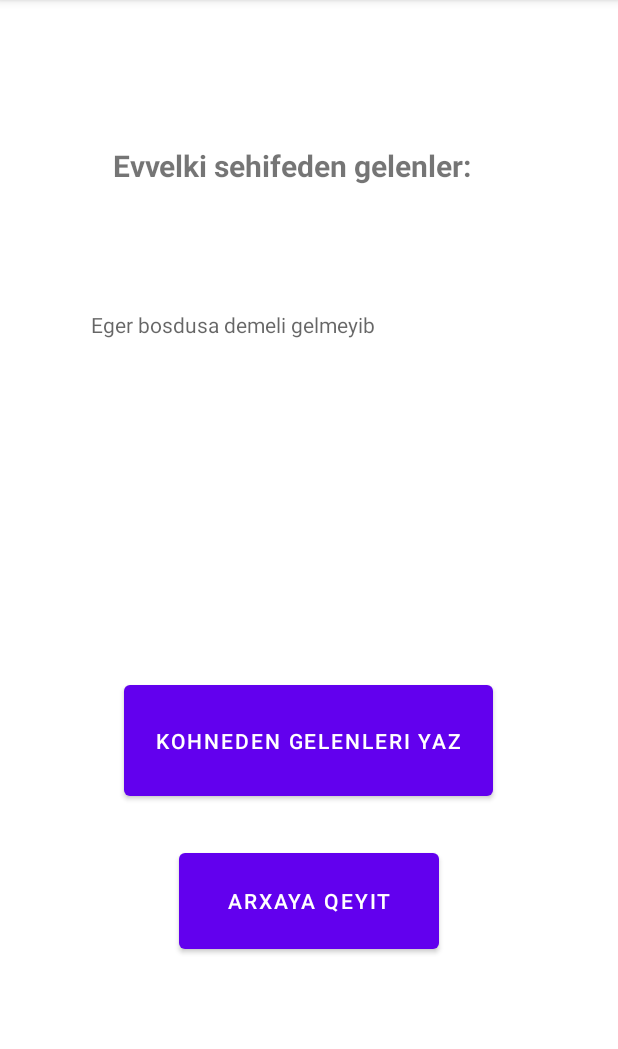
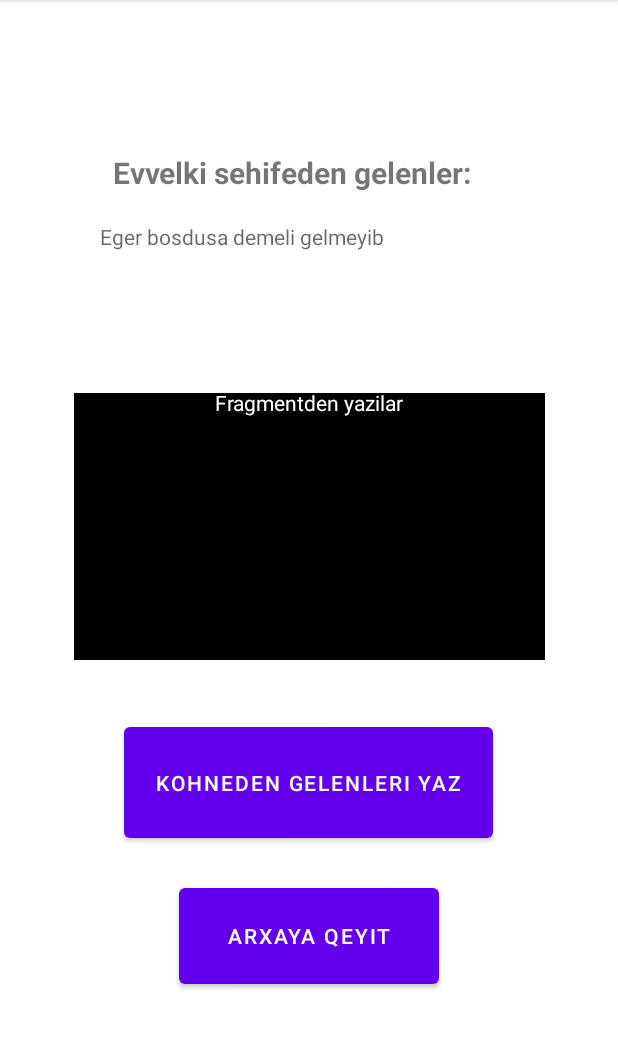
Before and after one commit to JafarAkaAlien/GitPractice, an Android app: the NextPage screen opened directly, with no data from a screen before it, on a phone screen of 412 x 824 dp, the part 84-1133 px from its top. Run offline under Robolectric (Android 15) with nearby library versions, the phone set to English and light mode, and no system bars.

Commit message:
Fragment

```diff
--- a/app/build.gradle
+++ b/app/build.gradle
@@ -1,6 +1,7 @@
 plugins {
     id 'com.android.application'
     id 'org.jetbrains.kotlin.android'
+    id 'com.google.android.libraries.mapsplatform.secrets-gradle-plugin'
 }
 
 android {
@@ -41,6 +42,7 @@ dependencies {
     implementation 'androidx.appcompat:appcompat:1.6.1'
     implementation 'com.google.android.material:material:1.8.0'
     implementation 'androidx.constraintlayout:constraintlayout:2.1.4'
+    implementation 'com.google.android.gms:play-services-maps:18.1.0'
     testImplementation 'junit:junit:4.13.2'
     androidTestImplementation 'androidx.test.ext:junit:1.1.5'
     androidTestImplementation 'androidx.test.espresso:espresso-core:3.5.1'
--- a/app/src/main/AndroidManifest.xml
+++ b/app/src/main/AndroidManifest.xml
@@ -12,6 +12,22 @@
         android:supportsRtl="true"
         android:theme="@style/Theme.GitPractice"
         tools:targetApi="31">
+
+        <!--
+             TODO: Before you run your application, you need a Google Maps API key.
+
+             To get one, follow the directions here:
+
+                https://developers.google.com/maps/documentation/android-sdk/get-api-key
+
+             Once you have your API key (it starts with "AIza"), define a new property in your
+             project's local.properties file (e.g. MAPS_API_KEY=Aiza...), and replace the
+             "YOUR_API_KEY" string in this file with "${MAPS_API_KEY}".
+        -->
+        <meta-data
+            android:name="com.google.android.geo.API_KEY"
+            android:value="YOUR_API_KEY" />
+
         <activity
             android:name=".NextPage"
             android:exported="false">
--- /dev/null
+++ b/app/src/main/java/com/leblebi/gitpractice/MapsFragment.kt
@@ -0,0 +1,29 @@
+package com.leblebi.gitpractice
+
+import androidx.fragment.app.Fragment
+
+import android.os.Bundle
+import android.view.LayoutInflater
+import android.view.View
+import android.view.ViewGroup
+
+import com.google.android.gms.maps.CameraUpdateFactory
+import com.google.android.gms.maps.GoogleMap
+import com.google.android.gms.maps.OnMapReadyCallback
+import com.google.android.gms.maps.SupportMapFragment
+import com.google.android.gms.maps.model.LatLng
+import com.google.android.gms.maps.model.MarkerOptions
+
+class MapsFragment : Fragment() {
+
+
+
+    override fun onCreateView(
+        inflater: LayoutInflater,
+        container: ViewGroup?,
+        savedInstanceState: Bundle?
+    ): View? {
+        return inflater.inflate(R.layout.fragment_maps, container, false)
+    }
+
+}
--- a/app/src/main/java/com/leblebi/gitpractice/NextPage.kt
+++ b/app/src/main/java/com/leblebi/gitpractice/NextPage.kt
@@ -14,7 +14,7 @@ class NextPage : AppCompatActivity() {
         super.onCreate(savedInstanceState)
         setContentView(R.layout.activity_next_page)
 
-
+        ///////////////////// Buttons /////////////////////
         binding = ActivityNextPageBinding.inflate(layoutInflater)
         val view = binding.root
         setContentView(view)
@@ -29,5 +29,13 @@ class NextPage : AppCompatActivity() {
 
             binding.yaziyeri.text = text
         }
+
+        ///////////////////// Fragment ////////////////////////
+        val fragmentManager = supportFragmentManager
+        val fragmentTransaction = fragmentManager.beginTransaction()
+        val fragment = MapsFragment()
+        fragmentTransaction.add(R.id.frameforFrag,fragment)
+        fragmentTransaction.commit()
+
     }
 }
--- a/app/src/main/res/layout/activity_next_page.xml
+++ b/app/src/main/res/layout/activity_next_page.xml
@@ -10,12 +10,13 @@
         android:id="@+id/buttonKecid"
         android:layout_width="173dp"
         android:layout_height="76dp"
+        android:layout_marginTop="18dp"
         android:text="Arxaya qeyit"
         app:layout_constraintBottom_toBottomOf="parent"
         app:layout_constraintEnd_toEndOf="parent"
         app:layout_constraintStart_toStartOf="parent"
-        app:layout_constraintTop_toTopOf="parent"
-        app:layout_constraintVertical_bias="0.813" />
+        app:layout_constraintTop_toBottomOf="@+id/yazici"
+        app:layout_constraintVertical_bias="0.03" />
 
     <TextView
         android:id="@+id/textView"
@@ -32,16 +33,14 @@
 
     <TextView
         android:id="@+id/yaziyeri"
-        android:layout_width="290dp"
-        android:layout_height="136dp"
+        android:layout_width="279dp"
+        android:layout_height="56dp"
+        android:hint="Eger bosdusa demeli gelmeyib"
         app:layout_constraintBottom_toBottomOf="parent"
         app:layout_constraintEnd_toEndOf="parent"
-        app:layout_constraintHorizontal_bias="0.495"
         app:layout_constraintStart_toStartOf="parent"
         app:layout_constraintTop_toTopOf="parent"
-        app:layout_constraintVertical_bias="0.327"
-        android:hint="Eger bosdusa demeli gelmeyib"
-        />
+        app:layout_constraintVertical_bias="0.208" />
 
     <Button
         android:id="@+id/yazici"
@@ -50,8 +49,22 @@
         android:text="Kohneden gelenleri yaz"
         app:layout_constraintBottom_toBottomOf="parent"
         app:layout_constraintEnd_toEndOf="parent"
-        app:layout_constraintHorizontal_bias="0.498"
+        app:layout_constraintHorizontal_bias="0.496"
         app:layout_constraintStart_toStartOf="parent"
         app:layout_constraintTop_toTopOf="parent"
-        app:layout_constraintVertical_bias="0.661" />
+        app:layout_constraintVertical_bias="0.702" />
+
+    <FrameLayout
+        android:id="@+id/frameforFrag"
+        android:layout_width="319dp"
+        android:layout_height="178dp"
+        android:layout_marginStart="30dp"
+        android:layout_marginEnd="30dp"
+        app:layout_constraintBottom_toTopOf="@+id/yazici"
+        app:layout_constraintEnd_toEndOf="parent"
+        app:layout_constraintStart_toStartOf="parent"
+        app:layout_constraintTop_toBottomOf="@+id/yaziyeri"
+        app:layout_constraintVertical_bias="0.602" />
+
+
 </androidx.constraintlayout.widget.ConstraintLayout>
--- /dev/null
+++ b/app/src/main/res/layout/fragment_maps.xml
@@ -0,0 +1,20 @@
+<?xml version="1.0" encoding="utf-8"?>
+<androidx.constraintlayout.widget.ConstraintLayout xmlns:android="http://schemas.android.com/apk/res/android"
+    xmlns:app="http://schemas.android.com/apk/res-auto"
+    xmlns:tools="http://schemas.android.com/tools"
+    android:layout_width="match_parent"
+    android:layout_height="match_parent">
+
+    <TextView
+        android:id="@+id/textView2"
+        android:layout_width="314dp"
+        android:layout_height="186dp"
+        android:background="@color/black"
+        android:text="Fragmentden yazilar"
+        android:textAlignment="center"
+        android:textColor="@color/white"
+        app:layout_constraintBottom_toBottomOf="parent"
+        app:layout_constraintEnd_toEndOf="parent"
+        app:layout_constraintStart_toStartOf="parent"
+        app:layout_constraintTop_toTopOf="parent" />
+</androidx.constraintlayout.widget.ConstraintLayout>
--- a/build.gradle
+++ b/build.gradle
@@ -3,4 +3,5 @@ plugins {
     id 'com.android.application' version '7.3.1' apply false
     id 'com.android.library' version '7.3.1' apply false
     id 'org.jetbrains.kotlin.android' version '1.7.20' apply false
+    id 'com.google.android.libraries.mapsplatform.secrets-gradle-plugin' version '2.0.1' apply false
 }
```
